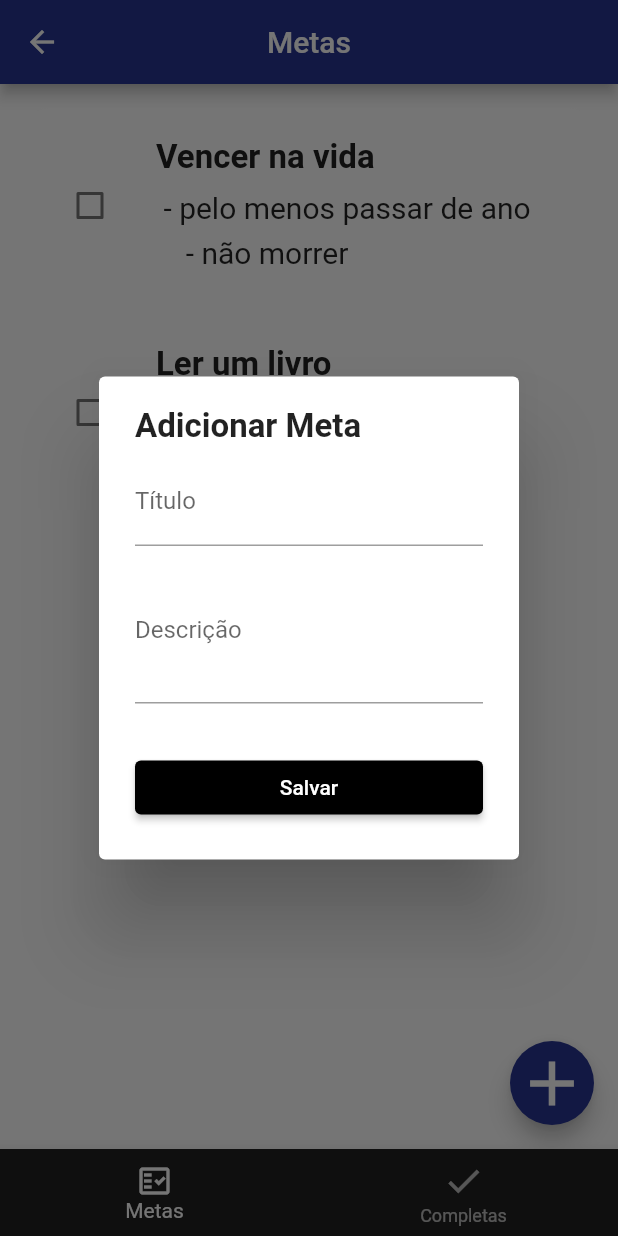
After one commit to SamuelPiasecki/studium_pi, a Flutter app: the MetaPage screen opened directly, after a tap on the "add" icon, on a phone screen of 412 x 824 dp. The commit adds this screen. Run offline on Flutter 3.47's test engine with Material 2 defaults, Android fonts, the phone set to English and light mode, and no system bars; drawn by our look-alikes of flutter_slidable; our stand-ins replace firebase_auth, firebase_core, flutter_speed_dial, syncfusion_flutter_calendar; missing offline and left inert: syncfusion_flutter_core; accounts and stored records are empty; Roboto replaces fonts that are missing (Rubik).

Commit message:
inicio das metas

```diff
--- a/lib/main.dart
+++ b/lib/main.dart
@@ -6,6 +6,7 @@ import 'package:intl/date_symbol_data_local.dart';
 import 'package:studium_pi/pages/login_page.dart';
 import 'package:firebase_auth/firebase_auth.dart';
 import 'package:studium_pi/provider/event_provider.dart';
+import 'package:studium_pi/provider/meta_provider.dart';
 
 void main() async {
   WidgetsFlutterBinding.ensureInitialized();
@@ -16,15 +17,23 @@ void main() async {
 
 class MyApp extends StatelessWidget {
   @override
-  Widget build(BuildContext context) => ChangeNotifierProvider(
-        create: (context) => EventProvider(),
+  Widget build(BuildContext context) => MultiProvider(
+        providers: [
+          ChangeNotifierProvider<EventProvider>(
+            create: (context) => EventProvider(),
+          ),
+          ChangeNotifierProvider<MetaProvider>(
+            create: (context) => MetaProvider(),
+          ),
+        ],
         child: MaterialApp(
           title: 'Studium',
           debugShowCheckedModeBanner: false,
           theme: ThemeData(
             primaryColor: Colors.grey[900],
-            accentColor: Colors.indigo[800],
             fontFamily: 'Rubik',
+            colorScheme: ColorScheme.fromSwatch()
+                .copyWith(secondary: Colors.indigo[800]),
           ),
           home: LandingPage(),
         ),
--- /dev/null
+++ b/lib/model/meta.dart
@@ -0,0 +1,21 @@
+import 'package:flutter/cupertino.dart';
+
+class MetaField {
+  static const createdTime = 'createdTime';
+}
+
+class Meta {
+  DateTime createdTime;
+  String title;
+  String id;
+  String description;
+  bool isDone;
+
+  Meta({
+    required this.createdTime,
+    required this.title,
+    this.description = '',
+    required this.id,
+    this.isDone = false,
+  });
+}
--- a/lib/pages/home/navdrawer.dart
+++ b/lib/pages/home/navdrawer.dart
@@ -5,7 +5,7 @@ import 'package:studium_pi/pages/disciplina.dart';
 import 'package:studium_pi/pages/eventos/evento_page.dart';
 import 'package:studium_pi/pages/home/config.dart';
 import 'package:studium_pi/pages/home/sobre.dart';
-import 'package:studium_pi/pages/meta.dart';
+import 'package:studium_pi/pages/meta_page.dart';
 import 'package:studium_pi/pages/nota.dart';
 import 'package:studium_pi/pages/professor.dart';
 
@@ -52,7 +52,7 @@ class NavDrawer extends StatelessWidget {
                   style: TextStyle(color: Colors.white, fontSize: 15)),
               onTap: () => {
                     Navigator.push(context,
-                        MaterialPageRoute(builder: (context) => Meta()))
+                        MaterialPageRoute(builder: (context) => MetaPage()))
                   }),
           ListTile(
               title: Text('Notas',
--- a/lib/pages/meta.dart
+++ /dev/null
@@ -1,27 +0,0 @@
-import 'package:flutter/material.dart';
-import 'package:studium_pi/utilities/constants.dart';
-
-class Meta extends StatefulWidget {
-  @override
-  _MetaState createState() => _MetaState();
-}
-
-class _MetaState extends State<Meta> {
-  @override
-  Widget build(BuildContext context) {
-    final appBar = AppBar(
-      title: Text('Metas'),
-      centerTitle: true,
-      backgroundColor: colorAppBar,
-    );
-
-    return Scaffold(
-      appBar: appBar,
-      backgroundColor: colorBackgroundApp,
-      floatingActionButton: FloatingActionButton(
-        onPressed: () {},
-        child: Icon(Icons.add, size: 50),
-      ),
-    );
-  }
-}
--- /dev/null
+++ b/lib/pages/meta_page.dart
@@ -0,0 +1,55 @@
+import 'package:flutter/material.dart';
+import 'package:studium_pi/utilities/constants.dart';
+import 'package:studium_pi/widget/add_meta_dialog_widget.dart';
+import 'package:studium_pi/widget/meta_list_widget.dart';
+
+class MetaPage extends StatefulWidget {
+  @override
+  _MetaPageState createState() => _MetaPageState();
+}
+
+class _MetaPageState extends State<MetaPage> {
+  int selectedIndex = 0;
+
+  @override
+  Widget build(BuildContext context) {
+    final tabs = [
+      MetaListWidget(),
+      Container(),
+    ];
+    final appBar = AppBar(
+      title: Text('Metas'),
+      centerTitle: true,
+      backgroundColor: colorAppBar,
+    );
+
+    return Scaffold(
+      appBar: appBar,
+      backgroundColor: Colors.white.withOpacity(0.9),
+      body: tabs[selectedIndex],
+      bottomNavigationBar: BottomNavigationBar(
+        backgroundColor: Theme.of(context).primaryColor,
+        unselectedItemColor: Colors.white.withOpacity(0.7),
+        selectedItemColor: Colors.white,
+        currentIndex: selectedIndex,
+        onTap: (index) => setState(() {
+          selectedIndex = index;
+        }),
+        items: [
+          BottomNavigationBarItem(
+              icon: Icon(Icons.fact_check_outlined), label: 'Metas'),
+          BottomNavigationBarItem(
+              icon: Icon(Icons.done, size: 28), label: 'Completas')
+        ],
+      ),
+      floatingActionButton: FloatingActionButton(
+        onPressed: () => showDialog(
+          context: context,
+          builder: (BuildContext context) => AddMetaDialogWidget(),
+          barrierDismissible: false,
+        ),
+        child: Icon(Icons.add, size: 50),
+      ),
+    );
+  }
+}
--- /dev/null
+++ b/lib/provider/meta_provider.dart
@@ -0,0 +1,21 @@
+import 'package:flutter/cupertino.dart';
+import 'package:studium_pi/model/meta.dart';
+
+class MetaProvider extends ChangeNotifier {
+  List<Meta> _metas = [
+    Meta(
+        createdTime: DateTime.now(),
+        id: '1',
+        title: 'Vencer na vida',
+        description: ''' - pelo menos passar de ano
+    - não morrer'''),
+    Meta(
+        createdTime: DateTime.now(),
+        id: '2',
+        title: 'Ler um livro',
+        description: ''' - pelo menos um cap
+    - pelo menos o título'''),
+  ];
+
+  List<Meta> get metas => _metas.where((meta) => meta.isDone == false).toList();
+}
--- /dev/null
+++ b/lib/widget/add_meta_dialog_widget.dart
@@ -0,0 +1,37 @@
+import 'package:flutter/material.dart';
+import 'package:studium_pi/widget/meta_form_widget.dart';
+
+class AddMetaDialogWidget extends StatefulWidget {
+  @override
+  _AddMetaDialogWidgetState createState() => _AddMetaDialogWidgetState();
+}
+
+class _AddMetaDialogWidgetState extends State<AddMetaDialogWidget> {
+  final _formKey = GlobalKey<FormState>();
+  String title = '';
+  String description = '';
+
+  @override
+  Widget build(BuildContext context) => AlertDialog(
+        content: Column(
+          mainAxisSize: MainAxisSize.min,
+          crossAxisAlignment: CrossAxisAlignment.start,
+          children: [
+            Text(
+              'Adicionar Meta',
+              style: TextStyle(
+                fontWeight: FontWeight.bold,
+                fontSize: 22,
+              ),
+            ),
+            const SizedBox(height: 8),
+            MetaFormWidget(
+              onChangedTitle: (title) => setState(() => this.title = title),
+              onChangedDescription: (description) =>
+                  setState(() => this.description = description),
+              onSavedMeta: () {},
+            ),
+          ],
+        ),
+      );
+}
--- /dev/null
+++ b/lib/widget/meta_form_widget.dart
@@ -0,0 +1,68 @@
+import 'package:flutter/material.dart';
+
+class MetaFormWidget extends StatelessWidget {
+  final String title;
+  final String description;
+  final ValueChanged<String> onChangedTitle;
+  final ValueChanged<String> onChangedDescription;
+  final VoidCallback onSavedMeta;
+
+  const MetaFormWidget({
+    Key? key,
+    this.title = '',
+    this.description = '',
+    required this.onChangedTitle,
+    required this.onChangedDescription,
+    required this.onSavedMeta,
+  }) : super(key: key);
+
+  @override
+  Widget build(BuildContext context) => SingleChildScrollView(
+        child: Column(
+          mainAxisSize: MainAxisSize.min,
+          children: [
+            buildTitle(),
+            SizedBox(height: 8),
+            buildDescription(),
+            SizedBox(height: 32),
+            buildButton(),
+          ],
+        ),
+      );
+
+  Widget buildTitle() => TextFormField(
+        maxLines: 1,
+        initialValue: title,
+        onChanged: onChangedTitle,
+        validator: (title) {
+          if (title!.isEmpty) {
+            return 'O título não pode estar vazio';
+          }
+          return null;
+        },
+        decoration: InputDecoration(
+          border: UnderlineInputBorder(),
+          labelText: 'Título',
+        ),
+      );
+
+  Widget buildDescription() => TextFormField(
+        maxLines: 3,
+        initialValue: description,
+        onChanged: onChangedDescription,
+        decoration: InputDecoration(
+          border: UnderlineInputBorder(),
+          labelText: 'Descrição',
+        ),
+      );
+
+  Widget buildButton() => SizedBox(
+        width: double.infinity,
+        child: ElevatedButton(
+          onPressed: onSavedMeta,
+          child: Text('Salvar'),
+          style: ButtonStyle(
+              backgroundColor: MaterialStateProperty.all(Colors.black)),
+        ),
+      );
+}
--- /dev/null
+++ b/lib/widget/meta_list_widget.dart
@@ -0,0 +1,32 @@
+import 'package:flutter/material.dart';
+import 'package:provider/provider.dart';
+import 'package:studium_pi/model/meta.dart';
+import 'package:studium_pi/provider/meta_provider.dart';
+import 'package:studium_pi/widget/meta_widget.dart';
+
+class MetaListWidget extends StatelessWidget {
+  @override
+  Widget build(BuildContext context) {
+    final provider = Provider.of<MetaProvider>(context);
+    final metas = provider.metas;
+
+    return metas.isEmpty
+        ? Center(
+            child: Text(
+              'Sem metas. ',
+              style: TextStyle(fontSize: 20),
+            ),
+          )
+        : ListView.separated(
+            physics: BouncingScrollPhysics(),
+            padding: EdgeInsets.all(16),
+            itemCount: metas.length,
+            separatorBuilder: (BuildContext context, int index) =>
+                Container(height: 8),
+            itemBuilder: (context, index) {
+              final meta = metas[index];
+              return MetaWidget(meta: meta);
+            },
+          );
+  }
+}
--- /dev/null
+++ b/lib/widget/meta_widget.dart
@@ -0,0 +1,77 @@
+import 'package:flutter/material.dart';
+import 'package:flutter_slidable/flutter_slidable.dart';
+import 'package:studium_pi/model/meta.dart';
+
+class MetaWidget extends StatelessWidget {
+  final Meta meta;
+
+  const MetaWidget({
+    required this.meta,
+    Key? key,
+  }) : super(key: key);
+
+  @override
+  Widget build(BuildContext context) => ClipRRect(
+        borderRadius: BorderRadius.circular(16),
+        child: Slidable(
+          actionPane: SlidableDrawerActionPane(),
+          key: Key(meta.id),
+          actions: [
+            IconSlideAction(
+              color: Colors.blue[600],
+              onTap: () {},
+              caption: 'Editar',
+              icon: Icons.edit,
+            ),
+          ],
+          secondaryActions: [
+            IconSlideAction(
+              color: Colors.red[700],
+              caption: 'Deletar',
+              onTap: () {},
+              icon: Icons.delete,
+            ),
+          ],
+          child: buildMeta(context),
+        ),
+      );
+
+  Widget buildMeta(BuildContext context) => Container(
+        color: Colors.white,
+        padding: EdgeInsets.all(20),
+        child: Row(
+          children: [
+            Checkbox(
+              activeColor: Theme.of(context).primaryColor,
+              checkColor: Colors.white,
+              value: meta.isDone,
+              onChanged: (_) {},
+            ),
+            const SizedBox(width: 20),
+            Expanded(
+              child: Column(
+                crossAxisAlignment: CrossAxisAlignment.start,
+                children: [
+                  Text(
+                    meta.title,
+                    style: TextStyle(
+                      fontWeight: FontWeight.bold,
+                      color: Theme.of(context).primaryColor,
+                      fontSize: 22,
+                    ),
+                  ),
+                  if (meta.description.isNotEmpty)
+                    Container(
+                      margin: EdgeInsets.only(top: 4),
+                      child: Text(
+                        meta.description,
+                        style: TextStyle(fontSize: 20, height: 1.5),
+                      ),
+                    ),
+                ],
+              ),
+            ),
+          ],
+        ),
+      );
+}
--- a/pubspec.yaml
+++ b/pubspec.yaml
@@ -41,6 +41,9 @@ dependencies:
   cloud_firestore: ^2.4.0
   firebase_messaging: ^10.0.6
   firebase_storage: ^10.0.3
+
+  #outros
+  flutter_slidable: ^0.6.0
 
 dev_dependencies:
   flutter_test:
```
Also changed, not shown: pubspec.lock, 2 other files.
